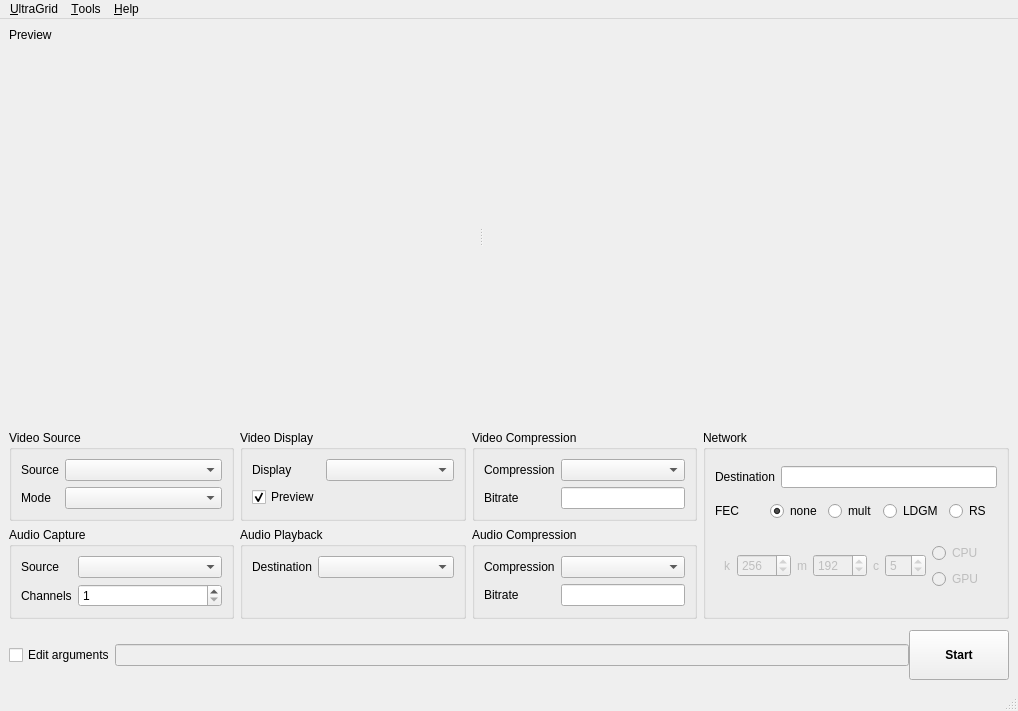
This is gui/QT/ui/ultragrid_window.ui in CESNET/UltraGrid as Qt 5 draws it before an edit. The edited form follows.
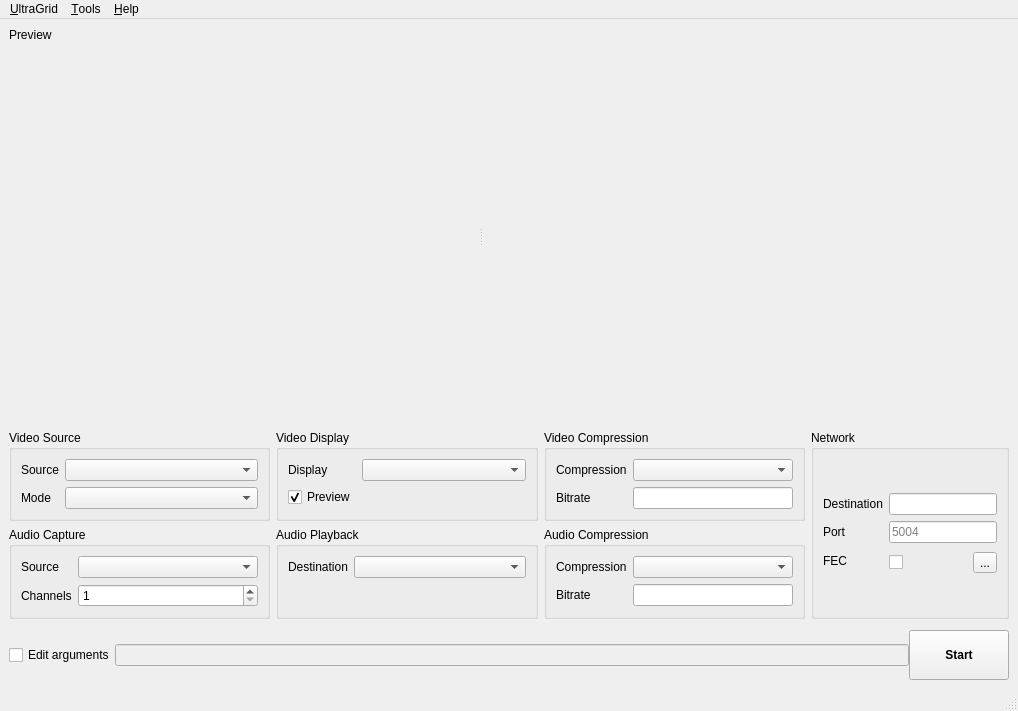
This is the edited form. The open tabs and pages were chosen to show the change. Custom widgets are drawn as their Qt base class.

```diff
--- a/gui/QT/ui/ultragrid_window.ui
+++ b/gui/QT/ui/ultragrid_window.ui
@@ -340,279 +340,70 @@
         </property>
         <layout class="QVBoxLayout" name="verticalLayout_4">
          <item>
-          <layout class="QHBoxLayout" name="horizontalLayout_12">
+          <layout class="QFormLayout" name="formLayout_7">
+           <property name="fieldGrowthPolicy">
+            <enum>QFormLayout::AllNonFixedFieldsGrow</enum>
+           </property>
+           <property name="formAlignment">
+            <set>Qt::AlignLeading|Qt::AlignLeft|Qt::AlignVCenter</set>
+           </property>
            <property name="bottomMargin">
             <number>0</number>
            </property>
-           <item>
+           <item row="0" column="0">
             <widget class="QLabel" name="label_10">
              <property name="text">
               <string>Destination</string>
              </property>
             </widget>
            </item>
-           <item>
+           <item row="0" column="1">
             <widget class="QLineEdit" name="networkDestinationEdit">
              <property name="text">
               <string extracomment="Target IP or host"/>
              </property>
             </widget>
            </item>
-          </layout>
-         </item>
-         <item>
-          <layout class="QHBoxLayout" name="horizontalLayout_6">
-           <item>
-            <widget class="QLabel" name="label_15">
+           <item row="1" column="0">
+            <widget class="QLabel" name="portLabel">
+             <property name="text">
+              <string>Port</string>
+             </property>
+            </widget>
+           </item>
+           <item row="1" column="1">
+            <widget class="QLineEdit" name="portLineEdit">
+             <property name="placeholderText">
+              <string>5004</string>
+             </property>
+            </widget>
+           </item>
+           <item row="3" column="0">
+            <widget class="QLabel" name="fECLabel">
              <property name="text">
               <string>FEC</string>
              </property>
             </widget>
            </item>
-           <item>
-            <widget class="QRadioButton" name="fecNoneRadio">
-             <property name="text">
-              <string>none</string>
+           <item row="3" column="1">
+            <layout class="QHBoxLayout" name="horizontalLayout_2">
+             <property name="topMargin">
+              <number>3</number>
              </property>
-             <property name="checked">
-              <bool>true</bool>
-             </property>
-            </widget>
-           </item>
-           <item>
-            <widget class="QRadioButton" name="fecMultRadio">
-             <property name="text">
-              <string>mult</string>
-             </property>
-            </widget>
-           </item>
-           <item>
-            <widget class="QRadioButton" name="fecLdgmRadio">
-             <property name="text">
-              <string>LDGM</string>
-             </property>
-            </widget>
-           </item>
-           <item>
-            <widget class="QRadioButton" name="fecRsRadio">
-             <property name="text">
-              <string>RS</string>
-             </property>
-            </widget>
+             <item>
+              <widget class="QCheckBox" name="fECCheckBox"/>
+             </item>
+             <item>
+              <widget class="QToolButton" name="fecToolBtn">
+               <property name="text">
+                <string>...</string>
+               </property>
+              </widget>
+             </item>
+            </layout>
            </item>
           </layout>
          </item>
-         <item>
-          <widget class="QStackedWidget" name="stackedWidget">
-           <property name="enabled">
-            <bool>false</bool>
-           </property>
-           <property name="sizePolicy">
-            <sizepolicy hsizetype="Maximum" vsizetype="Maximum">
-             <horstretch>0</horstretch>
-             <verstretch>0</verstretch>
-            </sizepolicy>
-           </property>
-           <property name="currentIndex">
-            <number>1</number>
-           </property>
-           <widget class="QWidget" name="mult">
-            <layout class="QHBoxLayout" name="horizontalLayout_7">
-             <item>
-              <widget class="QLabel" name="label">
-               <property name="text">
-                <string>Multiplying factor</string>
-               </property>
-              </widget>
-             </item>
-             <item>
-              <widget class="QSpinBox" name="multSpin">
-               <property name="sizePolicy">
-                <sizepolicy hsizetype="Preferred" vsizetype="Fixed">
-                 <horstretch>0</horstretch>
-                 <verstretch>0</verstretch>
-                </sizepolicy>
-               </property>
-               <property name="minimum">
-                <number>1</number>
-               </property>
-              </widget>
-             </item>
-            </layout>
-           </widget>
-           <widget class="QWidget" name="lgdm">
-            <layout class="QHBoxLayout" name="horizontalLayout_8">
-             <item>
-              <widget class="QLabel" name="label_2">
-               <property name="text">
-                <string>Max Loss</string>
-               </property>
-              </widget>
-             </item>
-             <item>
-              <widget class="QSpinBox" name="ldgmMaxLoss">
-               <property name="value">
-                <number>5</number>
-               </property>
-              </widget>
-             </item>
-             <item>
-              <layout class="QVBoxLayout" name="verticalLayout">
-               <item>
-                <widget class="QRadioButton" name="ldgmSimpCpuRadio">
-                 <property name="text">
-                  <string>CPU</string>
-                 </property>
-                </widget>
-               </item>
-               <item>
-                <widget class="QRadioButton" name="ldgmSimpGpuRadio">
-                 <property name="text">
-                  <string>GPU</string>
-                 </property>
-                </widget>
-               </item>
-              </layout>
-             </item>
-            </layout>
-           </widget>
-           <widget class="QWidget" name="page">
-            <layout class="QHBoxLayout" name="horizontalLayout_9">
-             <item>
-              <widget class="QLabel" name="label_8">
-               <property name="text">
-                <string>k</string>
-               </property>
-              </widget>
-             </item>
-             <item>
-              <widget class="QSpinBox" name="ldgmK">
-               <property name="minimum">
-                <number>64</number>
-               </property>
-               <property name="maximum">
-                <number>8191</number>
-               </property>
-               <property name="value">
-                <number>256</number>
-               </property>
-              </widget>
-             </item>
-             <item>
-              <widget class="QLabel" name="label_11">
-               <property name="text">
-                <string>m</string>
-               </property>
-              </widget>
-             </item>
-             <item>
-              <widget class="QSpinBox" name="ldgmM">
-               <property name="minimum">
-                <number>64</number>
-               </property>
-               <property name="maximum">
-                <number>8191</number>
-               </property>
-               <property name="value">
-                <number>192</number>
-               </property>
-              </widget>
-             </item>
-             <item>
-              <widget class="QLabel" name="label_12">
-               <property name="text">
-                <string>c</string>
-               </property>
-              </widget>
-             </item>
-             <item>
-              <widget class="QSpinBox" name="ldgmC">
-               <property name="minimum">
-                <number>2</number>
-               </property>
-               <property name="maximum">
-                <number>63</number>
-               </property>
-               <property name="value">
-                <number>5</number>
-               </property>
-              </widget>
-             </item>
-             <item>
-              <layout class="QVBoxLayout" name="verticalLayout_2">
-               <property name="rightMargin">
-                <number>5</number>
-               </property>
-               <item>
-                <widget class="QRadioButton" name="ldgmAdvCpuRadio">
-                 <property name="text">
-                  <string>CPU</string>
-                 </property>
-                </widget>
-               </item>
-               <item>
-                <widget class="QRadioButton" name="ldgmAdvGpuRadio">
-                 <property name="text">
-                  <string>GPU</string>
-                 </property>
-                </widget>
-               </item>
-              </layout>
-             </item>
-            </layout>
-           </widget>
-           <widget class="QWidget" name="page_2">
-            <layout class="QHBoxLayout" name="horizontalLayout_10">
-             <item>
-              <widget class="QLabel" name="label_13">
-               <property name="sizePolicy">
-                <sizepolicy hsizetype="Maximum" vsizetype="Preferred">
-                 <horstretch>0</horstretch>
-                 <verstretch>0</verstretch>
-                </sizepolicy>
-               </property>
-               <property name="text">
-                <string>k</string>
-               </property>
-              </widget>
-             </item>
-             <item>
-              <widget class="QSpinBox" name="rsK">
-               <property name="maximum">
-                <number>255</number>
-               </property>
-               <property name="value">
-                <number>200</number>
-               </property>
-              </widget>
-             </item>
-             <item>
-              <widget class="QLabel" name="label_14">
-               <property name="sizePolicy">
-                <sizepolicy hsizetype="Maximum" vsizetype="Preferred">
-                 <horstretch>0</horstretch>
-                 <verstretch>0</verstretch>
-                </sizepolicy>
-               </property>
-               <property name="text">
-                <string>n</string>
-               </property>
-              </widget>
-             </item>
-             <item>
-              <widget class="QSpinBox" name="rsN">
-               <property name="maximum">
-                <number>255</number>
-               </property>
-               <property name="value">
-                <number>220</number>
-               </property>
-              </widget>
-             </item>
-            </layout>
-           </widget>
-          </widget>
-         </item>
         </layout>
        </widget>
       </item>
```
Left out of the diff: 41 changed lines with no effect on the pictures.
